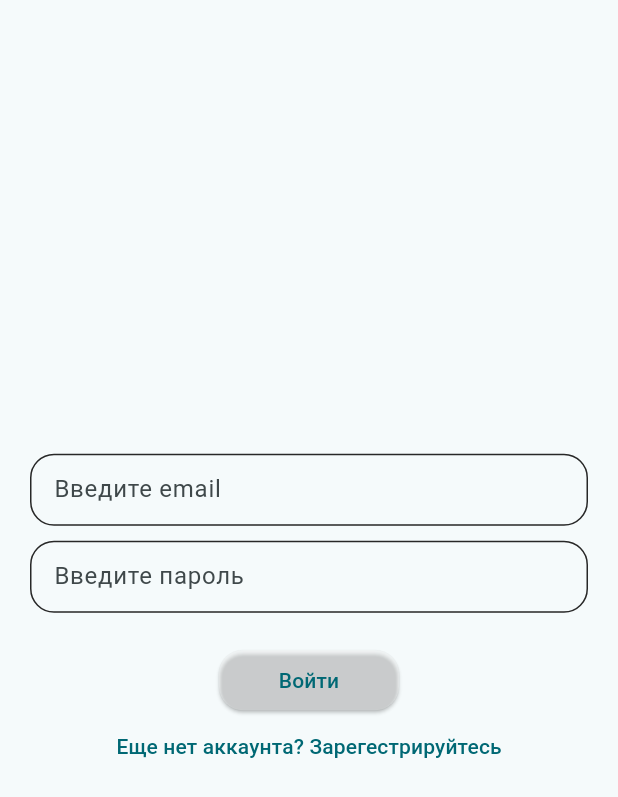
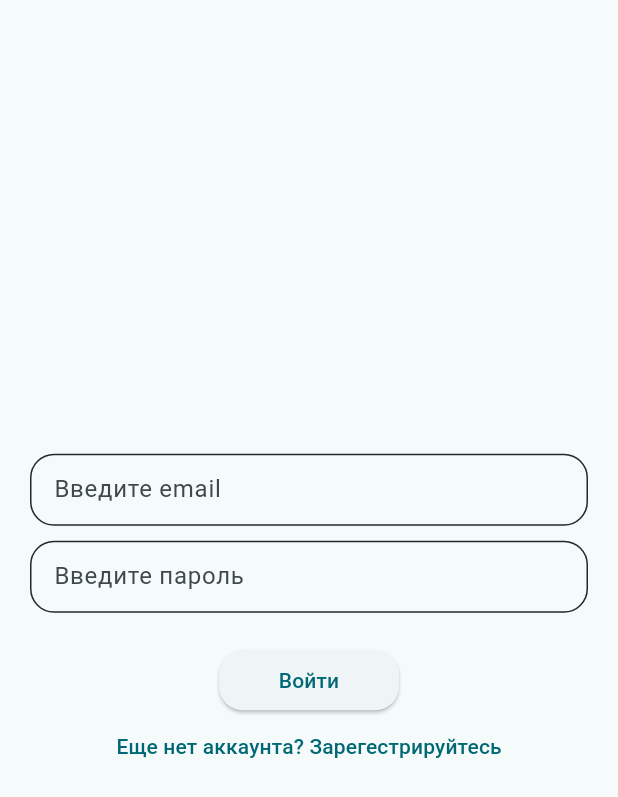
Before and after one commit to glebsolovyov/weather_app, a Flutter app: the screen it shows after launch, on a phone screen of 412 x 824 dp. Shown: the top 797 px of the screen. Run offline on Flutter 3.47's test engine with Material 2 defaults, Android fonts, the phone set to English and light mode, and no system bars; our stand-ins replace sqflite; accounts and stored records are empty.

Commit message:
some updates

```diff
--- a/lib/widget/pages/auth_screen.dart
+++ b/lib/widget/pages/auth_screen.dart
@@ -1,14 +1,12 @@
-import 'dart:math';
 
 import 'package:flutter/material.dart';
 import 'package:weather_app/data/database.dart';
-import 'package:weather_app/widget/pages/home_page.dart';
 import 'package:weather_app/widget/pages/registration_screen.dart';
 
 import '../ components/bottom_navigation.dart';
 import '../ components/text_form_decoration.dart';
 import '../../data/auth_validators.dart';
-import '../../main.dart';
+import '../../data/get_themes.dart';
 
 class AuthScreen extends StatefulWidget {
   const AuthScreen({super.key});
@@ -60,40 +58,17 @@ class _AuthScreen extends State<AuthScreen> with TickerProviderStateMixin {
                 AnimatedSwitcher(
                   duration: Duration(milliseconds: 300),
                   child: buttonIndex == 1
-                      ? Padding(
-                          padding: EdgeInsets.only(top: 25.0),
-                          child: Column(
-                            children: [
-                              SizedBox(
-                                width: 120,
-                                height: 40,
-                                child: ElevatedButton(
-                                  onPressed: login,
-                                  style: ElevatedButton.styleFrom(
-                                      shape: RoundedRectangleBorder(
-                                        borderRadius: BorderRadius.circular(16),
+                      ? authButton()
+                      : registerButton(),
                 ),
-                                      backgroundColor:
-                                          Colors.white.withOpacity(0.3)),
-                                  child: Text(
-                                    "Войти",
+              ]),
         ),
       ),
-                              ),
-                              TextButton(
-                                  onPressed: () => setState(() {
-                                        if (buttonIndex == 1) {
-                                          buttonIndex++;
-                                        } else {
-                                          buttonIndex--;
+    );
   }
-                                      }),
-                                  child: Text(
-                                      "Еще нет аккаунта? Зарегестрируйтесь"))
-                            ],
-                          ),
-                        )
-                      : Padding(
+
+  Padding registerButton() {
+    return Padding(
                         padding: EdgeInsets.only(top: 25.0),
                         child: Column(
                           children: [
@@ -123,10 +98,40 @@ class _AuthScreen extends State<AuthScreen> with TickerProviderStateMixin {
                                 child: Text("Уже есть аккаунт? Войдите"))
                           ],
                         ),
+                      );
+  }
+
+  Padding authButton() {
+    return Padding(
+        padding: EdgeInsets.only(top: 25.0),
+        child: Column(
+          children: [
+            SizedBox(
+              width: 120,
+              height: 40,
+              child: ElevatedButton(
+                onPressed: login,
+                style: ElevatedButton.styleFrom(
+                    shape: RoundedRectangleBorder(
+                      borderRadius: BorderRadius.circular(16),
                     ),
                 ),
-              ]),
+                child: Text(
+                  "Войти",
                 ),
+              ),
+            ),
+            TextButton(
+                onPressed: () => setState(() {
+                      if (buttonIndex == 1) {
+                        buttonIndex++;
+                      } else {
+                        buttonIndex--;
+                      }
+                    }),
+                child: Text(
+                    "Еще нет аккаунта? Зарегестрируйтесь"))
+          ],
         ),
       );
   }
--- a/lib/widget/pages/registration_screen.dart
+++ b/lib/widget/pages/registration_screen.dart
@@ -63,8 +63,7 @@ class RegistrationScreenState extends State<RegistrationScreen>
                                   shape: RoundedRectangleBorder(
                                     borderRadius: BorderRadius.circular(16),
                                   ),
-                                  backgroundColor:
-                                      Colors.white.withOpacity(0.3)),
+                                 ),
                               child: Text(
                                 "Регистрация",
                               ),
```
Also changed, not shown: lib/data/result.dart (deleted, +0 -13 lines), lib/widget/pages/profile_screen.dart (+8 -1 lines), 1 other file. Lines whose indentation alone changed are shown as unchanged.
